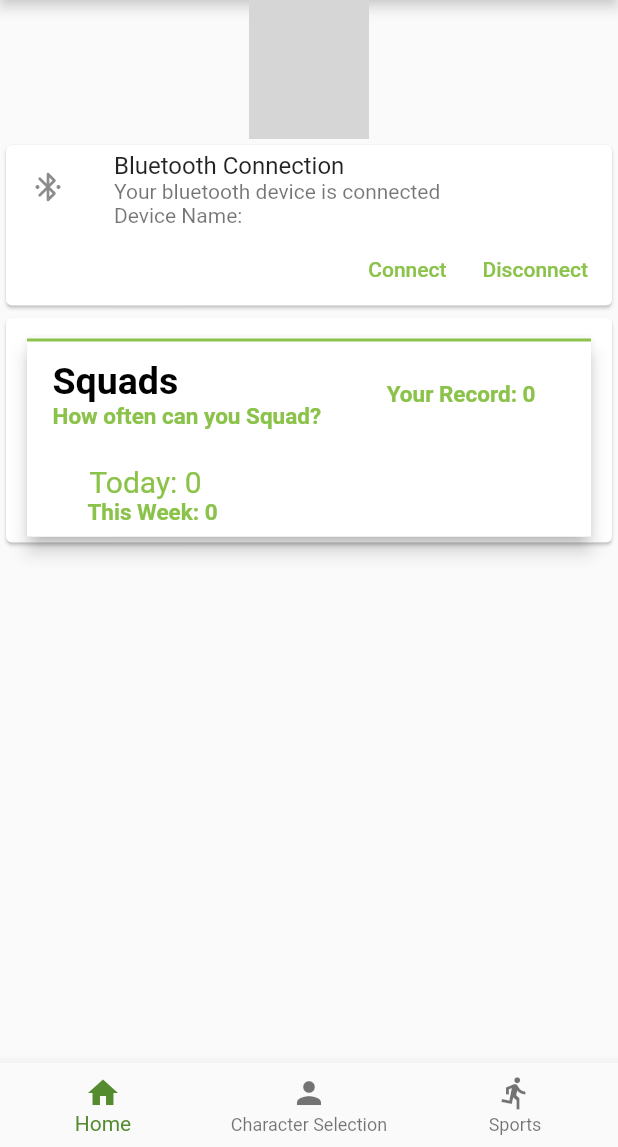
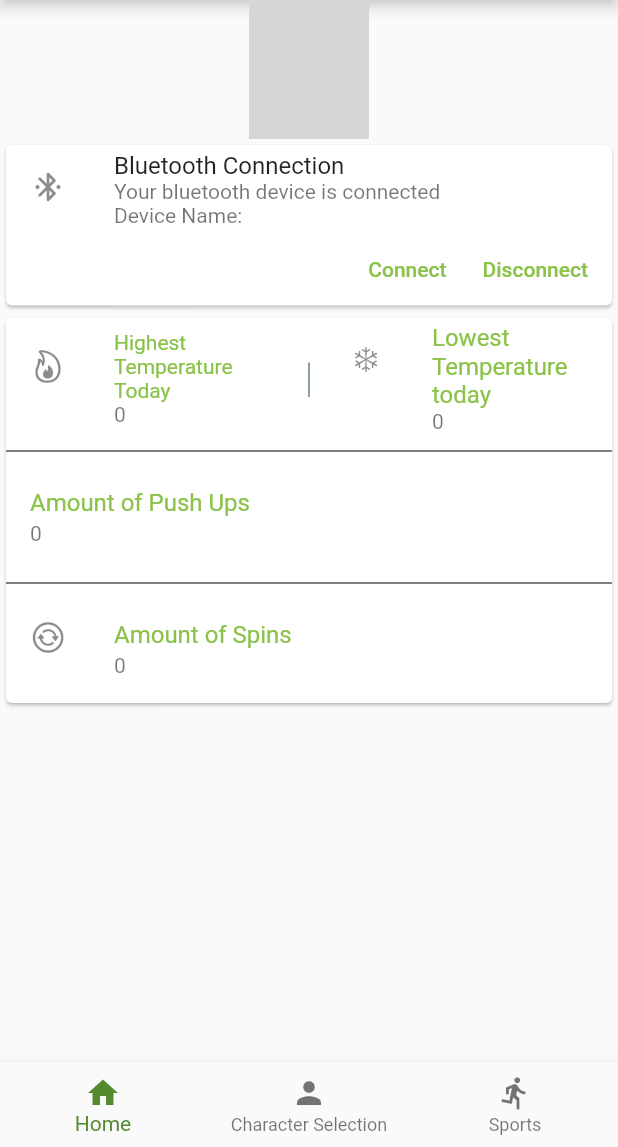
Before and after one commit to Cathiesz/Fantasy-Sport, a Flutter app: the screen it shows after launch, on a phone screen of 412 x 824 dp, the part 89-1236 px from its top. Run offline on Flutter 3.47's test engine with Material 2 defaults, Android fonts, the phone set to English and light mode, and no system bars; our stand-ins replace google_fonts; missing offline and left inert: app_settings; network calls fail; grey boxes are pictures that could not be loaded.

Commit message:
added functionality

```diff
--- a/lib/bluetooth/sport_get_data.dart
+++ b/lib/bluetooth/sport_get_data.dart
@@ -1,6 +1,6 @@
 import 'package:flutter/material.dart';
 
-class SportGetData {
+class Bluetooth {
   var today = 0;
   var thisWeek = 0;
   var record = 0;
@@ -17,6 +17,22 @@ class SportGetData {
     if (this.today >= this.record) {
       this.record = this.today;
     }
-    return this.record;
+    return 0;
+  }
+
+  getHighestTemp() {
+    return "0";
+  }
+
+  getLowestTemp() {
+    return "0";
+  }
+
+  String getPushups() {
+    return "0";
+  }
+
+  String getSpins() {
+    return "0";
   }
 }
--- a/lib/screens/chars/chars.dart
+++ b/lib/screens/chars/chars.dart
@@ -1,4 +1,6 @@
 import 'package:flutter/material.dart';
+
+String _shownImage = 'assets/images/first.gif';
 
 class CharsList extends StatelessWidget {
   const CharsList({Key? key}) : super(key: key);
@@ -17,7 +19,7 @@ class CharsList extends StatelessWidget {
           child: InkWell(
               splashColor: Colors.green.withAlpha(30),
               onTap: () {
-                debugPrint('Card tapped.');
+                _setImage('assets/images/first.gif');
               },
               child: Image.network('assets/images/first.gif',
                   width: 200, height: 96)),
@@ -25,4 +27,10 @@ class CharsList extends StatelessWidget {
       }),
     ));
   }
+
+  void _setImage(String image) {
+    _shownImage = image;
+  }
+
+  String getImage() {return _shownImage;}
 }
--- a/lib/screens/chars/widgets/char.dart
+++ /dev/null
@@ -1,57 +0,0 @@
-import 'dart:ui' as ui show Image;
-import 'dart:async';
-import 'package:flutter/material.dart';
-import 'package:flutter/services.dart';
-import 'package:spritewidget/spritewidget.dart';
-
-class Character extends StatefulWidget {
-  const Character({Key? key}) : super(key: key);
-  @override
-  _CharacterState createState() => _CharacterState();
-}
-
-class _CharacterState extends State<Character> {
-  late NodeWithSize rootNode;
-  late ImageMap _images;
-  late SpriteSheet _first;
-
-  Future<Null> _loadAssets(AssetBundle bundle) async {
-    _images = ImageMap(bundle);
-    String json = await DefaultAssetBundle.of(context)
-        .loadString('assets/images/first.json');
-    _first = SpriteSheet(_images['asserts/images/first.png'], json);
-  }
-
-  @override
-  void initState() {
-    super.initState();
-    rootNode = NodeWithSize(const Size(1024.0, 1024.0));
-    AssetBundle bundle = rootBundle;
-    _loadAssets(bundle).then((_) {
-      setState(() {
-        assetsLoaded = true;
-      });
-    });
-  }
-
-  bool assetsLoaded = false;
-
-  @override
-  Widget build(BuildContext context) {
-    if (!assetsLoaded) {
-      return Scaffold(
-        appBar: AppBar(
-          title: Text('Buddy'),
-        ),
-        body: Container(
-          decoration: const BoxDecoration(
-            color: Color(0xff4aaafb),
-          ),
-        ),
-      );
-    }
-    return Scaffold(
-      body: SpriteWidget(rootNode),
-    );
-  }
-}
--- a/lib/screens/home/home.dart
+++ b/lib/screens/home/home.dart
@@ -1,4 +1,6 @@
 import 'package:flutter/material.dart';
+import 'package:google_fonts/google_fonts.dart';
+
 import '../chars/chars.dart';
 import '../sports/sports.dart';
 import 'widgets/home_widget.dart';
--- a/lib/screens/home/widgets/bluetooth_card.dart
+++ b/lib/screens/home/widgets/bluetooth_card.dart
@@ -1,3 +1,6 @@
+import 'dart:async';
+
+import 'package:app_settings/app_settings.dart';
 import 'package:flutter/material.dart';
 
 class BluetoothCard extends StatelessWidget {
@@ -21,7 +24,9 @@ class BluetoothCard extends StatelessWidget {
               children: <Widget>[
                 TextButton(
                   child: const Text('Connect'),
-                  onPressed: () {/* ... */},
+                  onPressed: () {
+                    AppSettings.openBluetoothSettings();
+                  },
                 ),
                 const SizedBox(width: 8),
                 TextButton(
--- a/lib/screens/home/widgets/char_card.dart
+++ b/lib/screens/home/widgets/char_card.dart
@@ -1,4 +1,5 @@
 import 'package:flutter/material.dart';
+import 'package:hello_world/screens/chars/chars.dart';
 import './tooltip_char.dart';
 import './tooltip_messages.dart';
 import 'dart:math';
@@ -6,6 +7,7 @@ import 'dart:math';
 final _random = new Random();
 
 class CharacterShown extends StatelessWidget {
+  CharsList char = CharsList();
   var tooltipmessage = TooltipMessages.getData;
 
   CharacterShown({Key? key}) : super(key: key);
@@ -15,8 +17,7 @@ class CharacterShown extends StatelessWidget {
     return Center(
       child: MyTooltip(
           message: '${tooltipmessage[1 + _random.nextInt(5 - 1)]['text']}',
-          child:
-              Image.network('assets/images/first.gif', width: 80, height: 96)),
+          child: Image.network(char.getImage(), width: 80, height: 96)),
     );
   }
 }
--- a/lib/screens/home/widgets/sports_widget.dart
+++ b/lib/screens/home/widgets/sports_widget.dart
@@ -1,131 +1,77 @@
 import 'package:flutter/cupertino.dart';
 import 'package:flutter/material.dart';
-import '../../sports/widgets/sports_data.dart';
+import 'package:hello_world/bluetooth/sport_get_data.dart';
+
+Bluetooth bluetooth = Bluetooth();
 
 class SportsWidget extends StatelessWidget {
-  var sportData = SportData.getData;
-
-  SportsWidget({Key? key}) : super(key: key);
+  const SportsWidget({Key? key}) : super(key: key);
 
   @override
   Widget build(BuildContext context) {
     return Center(
       child: Card(
-            child: Container(
-      padding: EdgeInsets.fromLTRB(10, 10, 10, 0),
-      height: 150,
-      width: double.maxFinite,
-      child: Card(
-        elevation: 5,
-        child: Container(
-          decoration: const BoxDecoration(
-            border: Border(
-                top: BorderSide(
-              width: 2.0,
-              color: Colors.lightGreen,
-            )),
-            color: Colors.white,
-          ),
-          child: Padding(
-            padding: EdgeInsets.all(7),
-            child: Stack(children: <Widget>[
-              Align(
-                alignment: Alignment.centerRight,
-                child: Stack(
-                  children: <Widget>[
-                    Padding(
-                        padding: const EdgeInsets.only(left: 10, top: 5),
         child: Column(
+          mainAxisSize: MainAxisSize.min,
           children: <Widget>[
             Row(
+              mainAxisAlignment: MainAxisAlignment.end,
               children: <Widget>[
+                Expanded(
+                  child: ListTile(
+                    leading: Icon(CupertinoIcons.flame),
+                    title: const Text('Highest Temperature Today',
+                        style:
+                            TextStyle(color: Colors.lightGreen, fontSize: 14)),
+                    subtitle: Text(bluetooth.getHighestTemp()),
+                  ),
+                ),
+                SizedBox(width: 8),
                 const SizedBox(
-                                  height: 10,
+                  height: 25,
+                  child: VerticalDivider(
+                    color: Colors.blueGrey,
+                    thickness: 1,
+                    indent: 2,
+                    endIndent: 0,
+                    width: 20,
                   ),
-                                sportNameSymbol(sportData[1]),
-                                const Spacer(),
-                                sportChange(sportData[1]),
-                                const SizedBox(
-                                  width: 10,
                 ),
-                                const SizedBox(
-                                  width: 20,
-                                )
+                Expanded(
+                  child: ListTile(
+                    leading: Icon(CupertinoIcons.snow),
+                    title: const Text(
+                      'Lowest Temperature today',
+                      style: TextStyle(
+                        color: Colors.lightGreen,
+                      ),
+                    ),
+                    subtitle: Text(bluetooth.getLowestTemp()),
+                  ),
+                ),
+                SizedBox(width: 8),
               ],
             ),
-                            Row(
-                              children: <Widget>[sportAmount(sportData[1])],
-                            )
-                          ],
-                        ))
-                  ],
-                ),
-              )
-            ]),
+            const Divider(color: Colors.black),
+            ListTile(
+              title: const Text(
+                'Amount of Push Ups',
+                style: TextStyle(
+                  color: Colors.lightGreen,
                 ),
               ),
+              subtitle: Text(bluetooth.getPushups()),
             ),
-    )));
-  }
-
-  Widget sportNameSymbol(data) {
-    return Align(
-      alignment: Alignment.centerLeft,
-      child: RichText(
-        text: TextSpan(
-          text: '${data['name']}',
-          style: TextStyle(
-              fontWeight: FontWeight.bold, color: Colors.black, fontSize: 25),
-          children: <TextSpan>[
-            TextSpan(
-                text: '\n${data['symbol']}',
+            const Divider(color: Colors.black),
+            ListTile(
+              leading: Icon(CupertinoIcons.arrow_2_circlepath_circle),
+              title: const Text(
+                'Amount of Spins',
                 style: TextStyle(
                   color: Colors.lightGreen,
-                    fontSize: 15,
-                    fontWeight: FontWeight.bold)),
-          ],
                 ),
               ),
-    );
-  }
-
-  Widget sportChange(data) {
-    return Align(
-      alignment: Alignment.topRight,
-      child: RichText(
-        text: TextSpan(
-          text: 'Your Record: ${data['Record']}',
-          style: TextStyle(
-              fontWeight: FontWeight.bold,
-              color: Colors.lightGreen,
-              fontSize: 15),
-        ),
-      ),
-    );
-  }
-
-  Widget sportAmount(data) {
-    return Align(
-      alignment: Alignment.centerLeft,
-      child: Padding(
-        padding: const EdgeInsets.only(left: 20.0),
-        child: Row(
-          children: <Widget>[
-            RichText(
-              textAlign: TextAlign.left,
-              text: TextSpan(
-                text: '\n Today: ${data['Today']}',
-                style: TextStyle(
-                  color: Colors.lightGreen,
-                  fontSize: 20,
-                ),
-                children: <TextSpan>[
-                  TextSpan(
-                      text: '\n This Week: ${data['This Week']}',
-                      style:
-                          TextStyle(fontSize: 15, fontWeight: FontWeight.bold)),
-                ],
-              ),
+              subtitle: Text(bluetooth.getSpins()),
             ),
           ],
         ),
--- a/lib/screens/home/widgets/tooltip_messages.dart
+++ b/lib/screens/home/widgets/tooltip_messages.dart
@@ -6,6 +6,6 @@ class TooltipMessages {
     {'index': '2', 'text': 'Burn those calories!'},
     {'index': '3', 'text': 'AMAZING!!!'},
     {'index': '4', 'text': 'Now you are ready for Battle!'},
-    {'index': '5', 'text': 'Thats what I call Gains!'}
+    {'index': '5', 'text': 'Thats what I call Gainzz!'}
   ];
 }
--- a/lib/screens/sports/widgets/sports_data.dart
+++ b/lib/screens/sports/widgets/sports_data.dart
@@ -3,7 +3,7 @@ import 'package:flutter/cupertino.dart';
 import 'package:flutter/material.dart';
 import '../../../bluetooth/sport_get_data.dart';
 
-SportGetData sport = new SportGetData();
+Bluetooth sport = new Bluetooth();
 
 class SportData {
   static final getData = [
--- a/pubspec.yaml
+++ b/pubspec.yaml
@@ -29,12 +29,11 @@ environment:
 dependencies:
   flutter:
     sdk: flutter
-  flame: 1.0.0
-  spritewidget: 0.9.24
-
   # The following adds the Cupertino Icons font to your application.
   # Use with the CupertinoIcons class for iOS style icons.
   cupertino_icons: ^1.0.2
+  app_settings: ^4.1.1
+  google_fonts: ^2.1.1
 
 dev_dependencies:
   flutter_test:
```
Also changed, not shown: 1 other file. Lines whose indentation alone changed are shown as unchanged.
